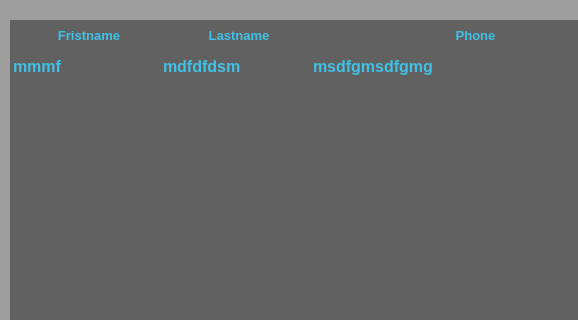
Old version of the form PhoneBook.ui in the repository MahanMz/Contacts; both pictures show x 0 to 578 and y 0 to 320 of the 800 by 600 pixel window.
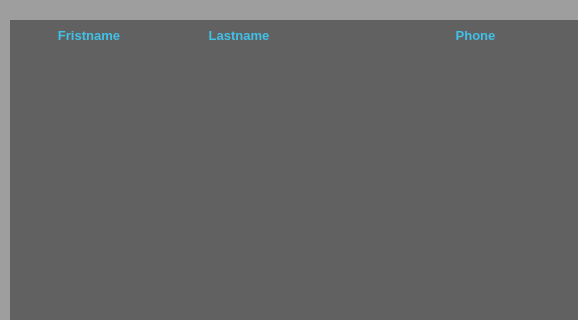
New version of the form.

```diff
--- a/PhoneBook.ui
+++ b/PhoneBook.ui
@@ -198,7 +198,7 @@
      <bool>true</bool>
     </property>
     <property name="rowCount">
-     <number>1</number>
+     <number>0</number>
     </property>
     <property name="columnCount">
      <number>3</number>
@@ -236,7 +236,6 @@
     <attribute name="verticalHeaderStretchLastSection">
      <bool>false</bool>
     </attribute>
-    <row/>
     <column>
      <property name="text">
       <string>Fristname</string>
@@ -252,21 +251,6 @@
       <string>Phone</string>
      </property>
     </column>
-    <item row="0" column="0">
-     <property name="text">
-      <string>mmmf</string>
-     </property>
-    </item>
-    <item row="0" column="1">
-     <property name="text">
-      <string>mdfdfdsm</string>
-     </property>
-    </item>
-    <item row="0" column="2">
-     <property name="text">
-      <string>msdfgmsdfgmg</string>
-     </property>
-    </item>
    </widget>
   </widget>
  </widget>
```
